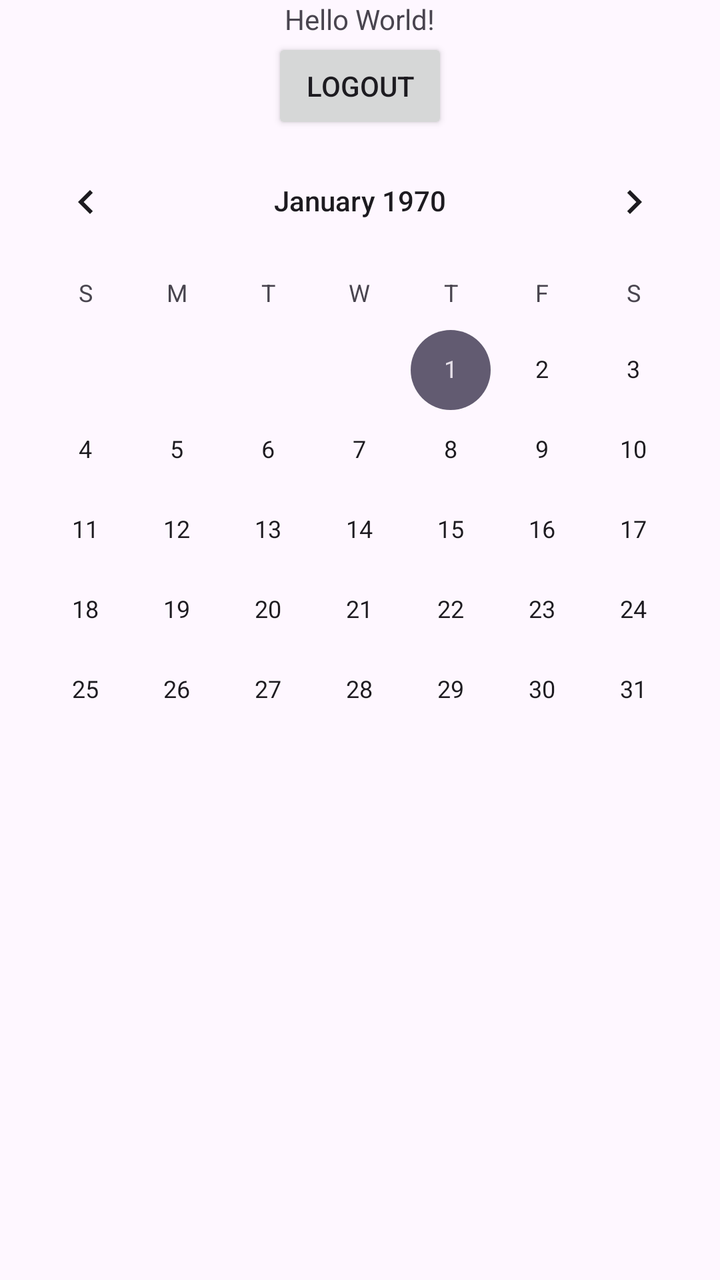
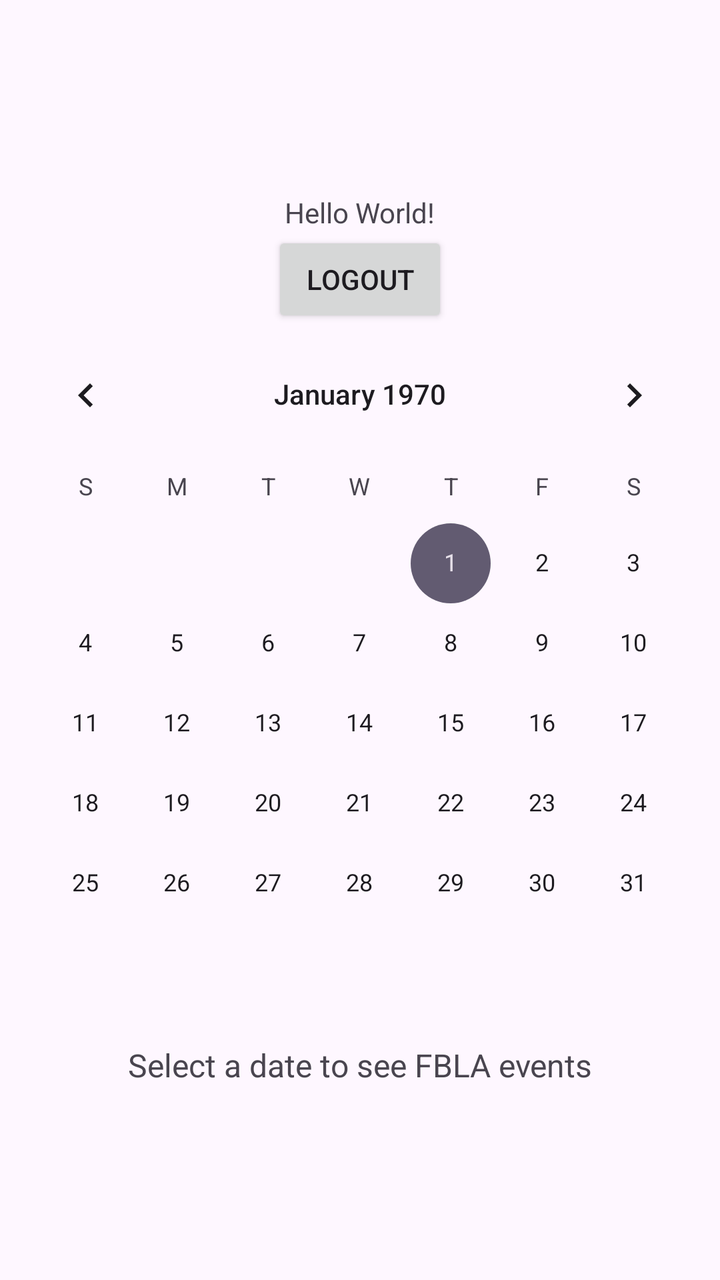

The first picture is an Android layout as it rendered before a commit; the second is the same layout after the commit. The layout source and the unified diff follow.
<!-- AndroidManifest.xml: application theme Theme.Material3.Light -->
<!-- res/layout/activity_main.xml -->
<?xml version="1.0" encoding="utf-8"?>
<LinearLayout xmlns:android="http://schemas.android.com/apk/res/android"
    xmlns:app="http://schemas.android.com/apk/res-auto"
    xmlns:tools="http://schemas.android.com/tools"
    android:id="@+id/main"
    android:layout_width="match_parent"
    android:orientation="vertical"
    android:gravity="center"
    android:layout_height="match_parent"
    tools:context=".MainActivity">

    <TextView
        android:id="@+id/user_details"
        android:layout_width="wrap_content"
        android:layout_height="wrap_content"
        android:text="Hello World!" />

    <Button
        android:id="@+id/logout"
        android:layout_width="wrap_content"
        android:layout_height="wrap_content"
        android:text="@string/logout" />

    <CalendarView
        android:id="@+id/calendarView"
        android:layout_width="match_parent"
        android:layout_height="match_parent" />


</LinearLayout>
<!-- resources referenced by this layout -->
<resources>
  <string name="logout">Logout</string>
</resources>

<!-- the commit's change to res/layout/activity_main.xml (unified diff, before → after) -->
@@ -7,7 +7,8 @@
     android:orientation="vertical"
     android:gravity="center"
     android:layout_height="match_parent"
-    tools:context=".MainActivity">
+    tools:context=".MainActivity"
+    tools:ignore="ExtraText">
 
     <TextView
         android:id="@+id/user_details"
@@ -24,7 +25,17 @@
     <CalendarView
         android:id="@+id/calendarView"
         android:layout_width="match_parent"
-        android:layout_height="match_parent" />
+        android:layout_height="wrap_content" />
+
+    <TextView
+        android:id="@+id/eventsTextView"
+        android:layout_width="match_parent"
+        android:layout_height="wrap_content"
+        android:text="@string/select_a_date_to_see_fbla_events"
+        android:gravity="center"
+        android:textSize="16sp"
+        android:paddingTop="20dp"/>
+
 
 
 </LinearLayout>
<!-- resource entries referenced after the edit -->
@@ -1,5 +1,6 @@
 <!-- resources referenced by this layout -->
 <resources>
   <string name="logout">Logout</string>
+  <string name="select_a_date_to_see_fbla_events">Select a date to see FBLA events</string>
 </resources>
 
